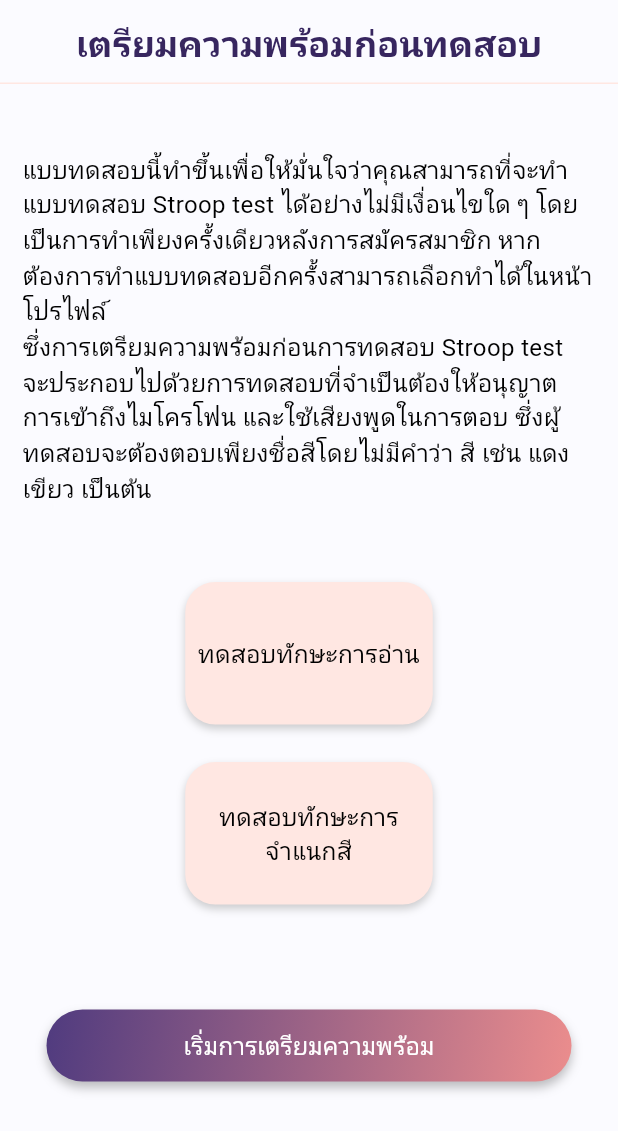
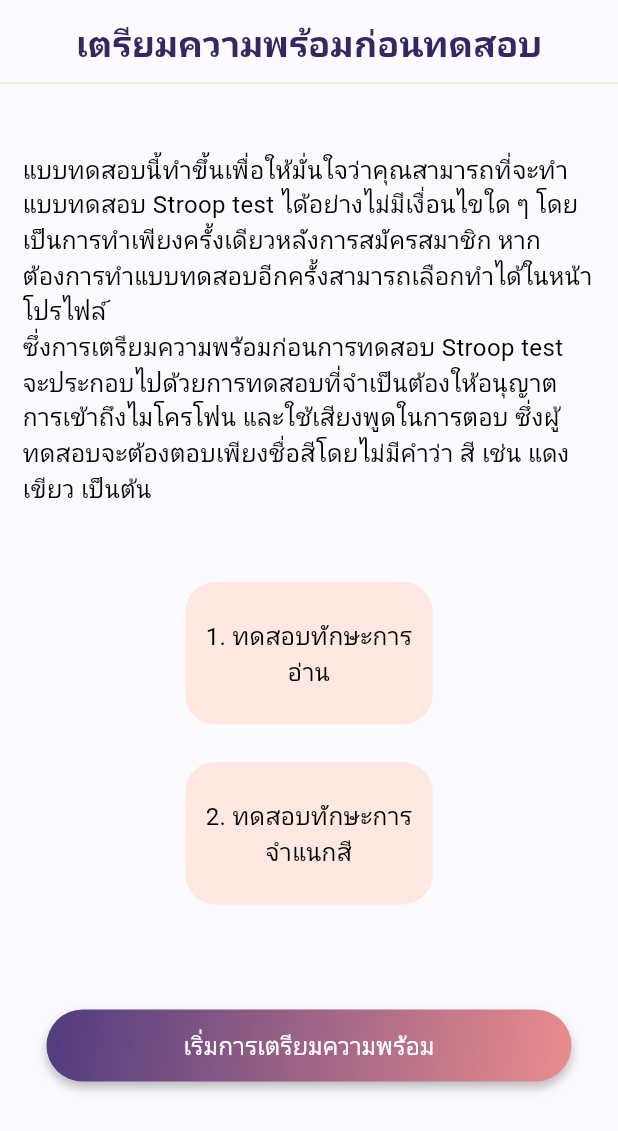
Before and after one commit to anpdgr/SpeechStroop, a Flutter app: the IntroductionScreen screen opened by its route, on a phone screen of 412 x 824 dp. Shown: the top 1131 px of the screen. Run offline on Flutter 3.47's test engine with Material 2 defaults, Android fonts, the light colour scheme and no system bars; our stand-ins replace animated_text_kit, avatar_glow, logger, permission_handler, speech_to_text, tuple; missing offline and left inert: buddhist_datetime_dateformat, mongo_dart; accounts and stored records are empty; Roboto replaces fonts that are missing (BaiJamjuree).

Commit message:
fix(precon): change precon_box to not look like a button

```diff
--- a/speech_stroop/lib/screens/precondition_test/components/precon_box.dart
+++ b/speech_stroop/lib/screens/precondition_test/components/precon_box.dart
@@ -23,14 +23,6 @@ class PreconBox extends StatelessWidget {
       decoration: BoxDecoration(
         borderRadius: BorderRadius.circular(20),
         color: tertiaryColor,
-        boxShadow: [
-          BoxShadow(
-            color: Colors.grey.withOpacity(0.5),
-            spreadRadius: 0,
-            blurRadius: 4,
-            offset: const Offset(0, 3),
-          ),
-        ],
       ),
     );
   }
--- a/speech_stroop/lib/screens/precondition_test/introduction.dart
+++ b/speech_stroop/lib/screens/precondition_test/introduction.dart
@@ -3,7 +3,6 @@ import 'package:flutter/services.dart';
 import 'package:speech_stroop/components/appbar.dart';
 import 'package:speech_stroop/components/button/primary_button.dart';
 import 'package:speech_stroop/screens/precondition_test/components/precon_box.dart';
-import 'package:speech_stroop/screens/precondition_test/microphone_test/microphone_test.dart';
 import 'package:speech_stroop/screens/precondition_test/reading_test/reading_test.dart';
 import 'package:speech_stroop/theme.dart';
 
@@ -38,8 +37,8 @@ class _IntroductionState extends State<IntroductionScreen> {
                 direction: Axis.vertical,
                 spacing: 25,
                 children: [
-                  PreconBox('ทดสอบทักษะการอ่าน'),
-                  PreconBox('ทดสอบทักษะการจำแนกสี')
+                  PreconBox('1. ทดสอบทักษะการอ่าน'),
+                  PreconBox('2. ทดสอบทักษะการจำแนกสี')
                 ],
               ),
               const SizedBox(height: 50),
```
